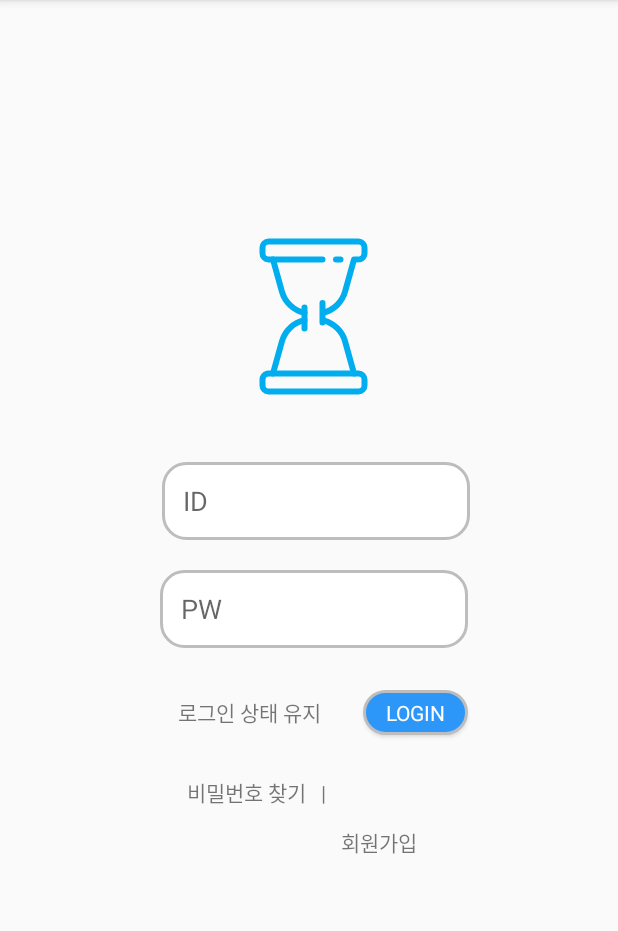
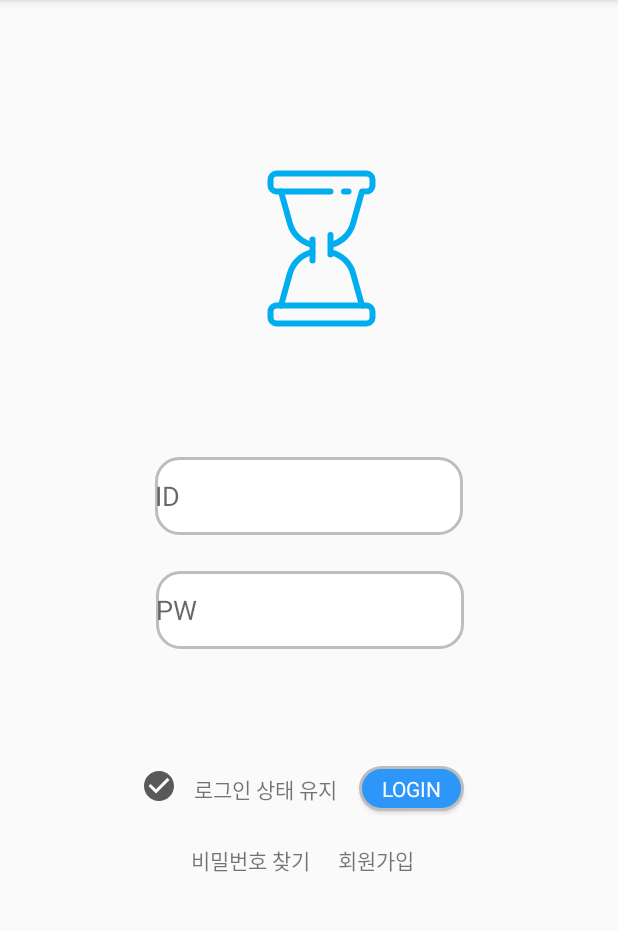
Before and after one commit to Rabbitg/hourglass, an Android app: the screen it shows after launch (LoginActivity), on a phone screen of 412 x 824 dp, the part 84-1015 px from its top. Run offline under Robolectric (Android 15) with nearby library versions, the phone set to English and light mode, and no system bars; our stand-ins replace Firebase (no records; nobody signed in at launch, a user with empty details on screens opened directly).

Commit message:
layout 수정 및 activity 연결 수정

```diff
--- a/app/src/main/java/com/timeattack/hourglass/Login/LauncherActivity.kt
+++ b/app/src/main/java/com/timeattack/hourglass/Login/LauncherActivity.kt
@@ -31,14 +31,11 @@ class LauncherActivity : AppCompatActivity() {
         Handler().postDelayed({
             val intent = Intent(this, LoginActivity::class.java)
             startActivity(intent)
+            finish()
         }, 3000)
 
-        window.decorView.systemUiVisibility = View.SYSTEM_UI_FLAG_LOW_PROFILE or
-                View.SYSTEM_UI_FLAG_FULLSCREEN or
-                View.SYSTEM_UI_FLAG_LAYOUT_STABLE or
-                View.SYSTEM_UI_FLAG_IMMERSIVE_STICKY or
-                View.SYSTEM_UI_FLAG_LAYOUT_HIDE_NAVIGATION or
-                View.SYSTEM_UI_FLAG_HIDE_NAVIGATION
     }
 
+
+
 }
--- a/app/src/main/java/com/timeattack/hourglass/Login/LoginActivity.kt
+++ b/app/src/main/java/com/timeattack/hourglass/Login/LoginActivity.kt
@@ -6,6 +6,7 @@ import android.os.Bundle
 import android.util.Log
 import android.widget.EditText
 import android.widget.Toast
+import com.google.android.material.snackbar.Snackbar
 import com.google.firebase.auth.FirebaseAuth
 import com.google.firebase.auth.FirebaseUser
 import com.timeattack.hourglass.MainActivity
@@ -13,6 +14,7 @@ import com.timeattack.hourglass.R
 import kotlinx.android.synthetic.main.activity_login.*
 import kotlinx.android.synthetic.main.activity_main.*
 import kotlinx.android.synthetic.main.activity_register.*
+import kotlin.system.exitProcess
 
 class LoginActivity : AppCompatActivity() {
 
@@ -20,6 +22,8 @@ class LoginActivity : AppCompatActivity() {
     private lateinit var auth:FirebaseAuth
 
     private val TAG : String = "LoginActivity"
+    //뒤로가기 연속 클릭 대기 시간
+    var mBackWait:Long = 0
 
     override fun onCreate(savedInstanceState: Bundle?) {
         super.onCreate(savedInstanceState)
@@ -43,8 +47,9 @@ class LoginActivity : AppCompatActivity() {
                             Log.d(TAG, "signInWithEmail:Success")
                             val user = auth.currentUser
                             updateUI(user)
-                        } else
-                        {
+
+                        }
+                        else {
                             // 만약에 로그인 실패하면 유저에게 메시지를 보여준다.
                             Log.w(TAG, "signInWithEmail:failure",task.exception)
                             Toast.makeText(baseContext,"아이디와 비밀번호 확인해주세요.", Toast.LENGTH_SHORT).show()
@@ -62,26 +67,38 @@ class LoginActivity : AppCompatActivity() {
 
     }
 
+
     override fun onResume() {
         super.onResume()
-        val currentUser= auth.currentUser
-        updateUI(currentUser)
+
     }
 
     override fun onStart() {
         super.onStart()
+
         // 앱 시작 단계에서 사용자가 현재 로그인 되어 있는지 확인하고 처리 해 준다.
         val currentUser= auth.currentUser
         updateUI(currentUser) // 원하는 대로 사용자 설정해 주는 부분??
     }
+
+    override fun onBackPressed() {
+        // 뒤로가기 버튼 클릭
+        if(System.currentTimeMillis() - mBackWait >=2000 ) {
+            mBackWait = System.currentTimeMillis()
+            Toast.makeText(this,"뒤로가기 버튼을 한번 더 누르면 종료됩니다.",Toast.LENGTH_SHORT).show()
+        } else {
+            finish()
+        }
+    }
+
 
     fun updateUI(cUser: FirebaseUser? = null) {
         if(cUser != null){
             Toast.makeText(this,"로그인 성공",Toast.LENGTH_SHORT).show()
             val mainIntent = Intent(this, MainActivity::class.java)
             startActivity(mainIntent)
+            finish()
         }
-
     }
 
 
--- a/app/src/main/java/com/timeattack/hourglass/MainActivity.kt
+++ b/app/src/main/java/com/timeattack/hourglass/MainActivity.kt
@@ -1,5 +1,6 @@
 package com.timeattack.hourglass
 
+import android.content.Intent
 import androidx.appcompat.app.AppCompatActivity
 import android.os.Bundle
 import androidx.fragment.app.Fragment
@@ -7,6 +8,7 @@ import com.google.firebase.auth.FirebaseAuth
 import com.timeattack.hourglass.Fragment.HomeFragment
 import com.timeattack.hourglass.Fragment.PeopleFragment
 import com.timeattack.hourglass.Fragment.SettingsFragment
+import com.timeattack.hourglass.Login.LoginActivity
 import kotlinx.android.synthetic.main.activity_main.*
 
 class MainActivity : AppCompatActivity() {
@@ -50,11 +52,12 @@ class MainActivity : AppCompatActivity() {
         // 로그아웃
         bt_logout.setOnClickListener {
             auth.signOut()
+            val intent = Intent(this,LoginActivity::class.java)
+            startActivity(intent)
             finish()
         }
 
     }
-
 
     private fun loadFragment(fragment: Fragment) {
         // load fragment
--- a/app/src/main/res/layout/activity_login.xml
+++ b/app/src/main/res/layout/activity_login.xml
@@ -11,115 +11,155 @@
         android:id="@+id/imageView"
         android:layout_width="wrap_content"
         android:layout_height="wrap_content"
-        android:layout_marginBottom="32dp"
+        android:layout_marginTop="28dp"
         android:src="@drawable/ic_hourglass"
-        app:layout_constraintBottom_toTopOf="@+id/idLoginEtv"
-        app:layout_constraintEnd_toEndOf="parent"
-        app:layout_constraintStart_toStartOf="parent" />
+        app:layout_constraintBottom_toTopOf="@+id/guideline3"
+        app:layout_constraintEnd_toStartOf="@+id/guideline2"
+        app:layout_constraintHorizontal_bias="0.551"
+        app:layout_constraintStart_toStartOf="@+id/guideline"
+        app:layout_constraintTop_toTopOf="parent" />
 
     <EditText
         android:id="@+id/idLoginEtv"
         android:layout_width="205dp"
         android:layout_height="52dp"
-        android:layout_marginStart="108dp"
-        android:layout_marginTop="308dp"
         android:background="@drawable/radius"
         android:gravity="start|center"
         android:hint="@string/id"
         android:inputType="textEmailAddress"
         android:textAlignment="viewStart"
         android:typeface="sans"
-        app:layout_constraintStart_toStartOf="parent"
-        app:layout_constraintTop_toTopOf="parent" />
+        app:layout_constraintEnd_toStartOf="@+id/guideline2"
+        app:layout_constraintHorizontal_bias="0.473"
+        app:layout_constraintStart_toStartOf="@+id/guideline"
+        app:layout_constraintTop_toTopOf="@+id/guideline3" />
+
 
     <Button
         android:id="@+id/loginButton"
         android:layout_width="70dp"
         android:layout_height="30dp"
-        android:layout_marginStart="205dp"
-        android:layout_marginTop="100dp"
-        android:layout_marginEnd="70dp"
+        android:layout_marginTop="4dp"
         android:background="@drawable/login_radius"
         android:gravity="start|center"
         android:text="@string/login"
         android:textAlignment="center"
         android:textColor="@color/white"
         android:typeface="sans"
-        app:layout_constraintEnd_toEndOf="parent"
-        app:layout_constraintHorizontal_bias="0.545"
-        app:layout_constraintStart_toStartOf="parent"
-        app:layout_constraintTop_toBottomOf="@+id/idLoginEtv" />
+        app:layout_constraintBottom_toTopOf="@+id/guideline6"
+        app:layout_constraintEnd_toStartOf="@+id/guideline2"
+        app:layout_constraintHorizontal_bias="0.935"
+        app:layout_constraintStart_toStartOf="@+id/guideline"
+        app:layout_constraintTop_toTopOf="@+id/guideline5"
+        app:layout_constraintVertical_bias="0.4" />
 
     <ImageView
         android:id="@+id/loginSessionChkBtn"
         android:layout_width="wrap_content"
         android:layout_height="wrap_content"
-
-        android:layout_marginTop="64dp"
-        android:layout_marginEnd="4dp"
         android:src="@drawable/check_before"
-        app:layout_constraintBottom_toBottomOf="@+id/loginSessionTv"
+        app:layout_constraintBottom_toTopOf="@+id/guideline6"
         app:layout_constraintEnd_toStartOf="@+id/loginSessionTv"
-        app:layout_constraintTop_toBottomOf="@+id/pwLoginEtv"
-        app:layout_constraintVertical_bias="1.0" />
+        app:layout_constraintHorizontal_bias="0.0"
+        app:layout_constraintStart_toStartOf="@+id/guideline"
+        app:layout_constraintTop_toTopOf="@+id/guideline5"
+        app:layout_constraintVertical_bias="0.45" />
 
     <TextView
         android:id="@+id/loginSessionTv"
         android:layout_width="wrap_content"
         android:layout_height="wrap_content"
-        android:layout_marginTop="32dp"
-        android:layout_marginEnd="28dp"
         android:text="@string/login_session"
+        app:layout_constraintBottom_toTopOf="@+id/guideline6"
         app:layout_constraintEnd_toStartOf="@+id/loginButton"
-        app:layout_constraintTop_toBottomOf="@+id/pwLoginEtv" />
+        app:layout_constraintHorizontal_bias="0.702"
+        app:layout_constraintStart_toStartOf="@+id/guideline"
+        app:layout_constraintTop_toTopOf="@+id/guideline5"
+        app:layout_constraintVertical_bias="0.56" />
 
     <EditText
         android:id="@+id/pwLoginEtv"
         android:layout_width="205dp"
         android:layout_height="52dp"
-        android:layout_marginStart="70dp"
-        android:layout_marginTop="20dp"
-        android:layout_marginEnd="70dp"
+        android:layout_marginTop="24dp"
         android:background="@drawable/radius"
         android:gravity="start|center"
         android:hint="@string/password"
         android:inputType="textPassword"
         android:textAlignment="viewStart"
         android:typeface="sans"
-        app:layout_constraintEnd_toEndOf="parent"
-        app:layout_constraintHorizontal_bias="0.545"
-        app:layout_constraintStart_toStartOf="parent"
+        app:layout_constraintEnd_toStartOf="@+id/guideline2"
+        app:layout_constraintHorizontal_bias="0.49"
+        app:layout_constraintStart_toStartOf="@+id/guideline"
         app:layout_constraintTop_toBottomOf="@+id/idLoginEtv" />
 
     <TextView
         android:id="@+id/pwFindLoginTv"
         android:layout_width="wrap_content"
         android:layout_height="wrap_content"
-
-        android:layout_marginTop="32dp"
+        android:layout_marginStart="20dp"
         android:text="@string/pwFind"
-        app:layout_constraintEnd_toEndOf="@+id/loginSessionTv"
-        app:layout_constraintTop_toBottomOf="@+id/loginSessionTv" />
-
+        app:layout_constraintBottom_toTopOf="@+id/guideline4"
+        app:layout_constraintEnd_toStartOf="@+id/guideline2"
+        app:layout_constraintHorizontal_bias="0.105"
+        app:layout_constraintStart_toStartOf="@+id/guideline"
+        app:layout_constraintTop_toTopOf="@+id/guideline6"
+        app:layout_constraintVertical_bias="0.818" />
 
     <TextView
         android:id="@+id/registerLoginTv"
         android:layout_width="wrap_content"
         android:layout_height="wrap_content"
+        android:layout_marginEnd="28dp"
+        android:text="@string/registerTv"
+        app:layout_constraintBottom_toTopOf="@+id/guideline4"
+        app:layout_constraintEnd_toStartOf="@+id/guideline2"
+        app:layout_constraintHorizontal_bias="0.895"
+        app:layout_constraintStart_toStartOf="@+id/guideline"
+        app:layout_constraintTop_toTopOf="@+id/guideline6"
+        app:layout_constraintVertical_bias="0.818" />
 
-        android:layout_marginBottom="196dp"
-        android:text="@string/registerTv"
-        app:layout_constraintBottom_toBottomOf="parent"
-        app:layout_constraintStart_toEndOf="@+id/or" />
+    <androidx.constraintlayout.widget.Guideline
+        android:id="@+id/guideline"
+        android:layout_width="wrap_content"
+        android:layout_height="wrap_content"
+        android:orientation="vertical"
+        app:layout_constraintGuide_begin="94dp" />
 
-    <TextView
-        android:id="@+id/or"
+    <androidx.constraintlayout.widget.Guideline
+        android:id="@+id/guideline2"
         android:layout_width="wrap_content"
+        android:layout_height="wrap_content"
+        android:orientation="vertical"
+        app:layout_constraintGuide_end="93dp" />
 
+    <androidx.constraintlayout.widget.Guideline
+        android:id="@+id/guideline3"
+        android:layout_width="wrap_content"
         android:layout_height="wrap_content"
-        android:text="@string/or"
-        app:layout_constraintBaseline_toBaselineOf="@+id/pwFindLoginTv"
-        app:layout_constraintStart_toEndOf="@+id/pwFindLoginTv" />
+        android:orientation="horizontal"
+        app:layout_constraintGuide_begin="305dp" />
+
+    <androidx.constraintlayout.widget.Guideline
+        android:id="@+id/guideline4"
+        android:layout_width="wrap_content"
+        android:layout_height="wrap_content"
+        android:orientation="horizontal"
+        app:layout_constraintGuide_end="181dp" />
+
+    <androidx.constraintlayout.widget.Guideline
+        android:id="@+id/guideline5"
+        android:layout_width="wrap_content"
+        android:layout_height="wrap_content"
+        android:orientation="horizontal"
+        app:layout_constraintGuide_end="265dp" />
+
+    <androidx.constraintlayout.widget.Guideline
+        android:id="@+id/guideline6"
+        android:layout_width="wrap_content"
+        android:layout_height="wrap_content"
+        android:orientation="horizontal"
+        app:layout_constraintGuide_end="222dp" />
 
 
 </androidx.constraintlayout.widget.ConstraintLayout>
--- a/app/src/main/res/values/strings.xml
+++ b/app/src/main/res/values/strings.xml
@@ -1,19 +1,19 @@
 <resources>
     <string name="app_name">hourglass</string>
-    <string name="id">&#160;&#160;&#160;ID</string>
-    <string name="password">&#160;&#160;&#160;PW</string>
+    <string name="id">ID</string>
+    <string name="password">PW</string>
     <string name="welcome">Welcome!</string>
     <string name="login">LOGIN</string>
     <string name="login_session">로그인 상태 유지</string>
-    <string name="pwFind">비밀번호 찾기&#160;&#160;&#160;</string>
+    <string name="pwFind">비밀번호 찾기</string>
     <string name="or">|</string>
-    <string name="registerTv">&#160;&#160;&#160;회원가입</string>
-    <string name="email">&#160;&#160;&#160;이메일</string>
-    <string name="name">&#160;&#160;&#160;이름</string>
+    <string name="registerTv">회원가입</string>
+    <string name="email">이메일</string>
+    <string name="name">이름</string>
     <string name="registerTextView">회원가입</string>
-    <string name="nickname">&#160;&#160;&#160;닉네임</string>
-    <string name="pwRegisterEtv">&#160;&#160;&#160;비밀번호</string>
-    <string name="pwCheckEtv">&#160;&#160;&#160;비밀번호 확인</string>
+    <string name="nickname">닉네임</string>
+    <string name="pwRegisterEtv">비밀번호</string>
+    <string name="pwCheckEtv">비밀번호 확인</string>
     <string name="registerButton">가입하기</string>
     <string name="logout">Logout</string>
     <string name="home">Home</string>
--- a/build.gradle
+++ b/build.gradle
@@ -8,7 +8,7 @@ buildscript {
 
     }
     dependencies {
-        classpath 'com.android.tools.build:gradle:3.6.1'
+        classpath 'com.android.tools.build:gradle:3.6.2'
         classpath "org.jetbrains.kotlin:kotlin-gradle-plugin:$kotlin_version"
         classpath 'com.google.gms:google-services:4.2.0'
 
```
